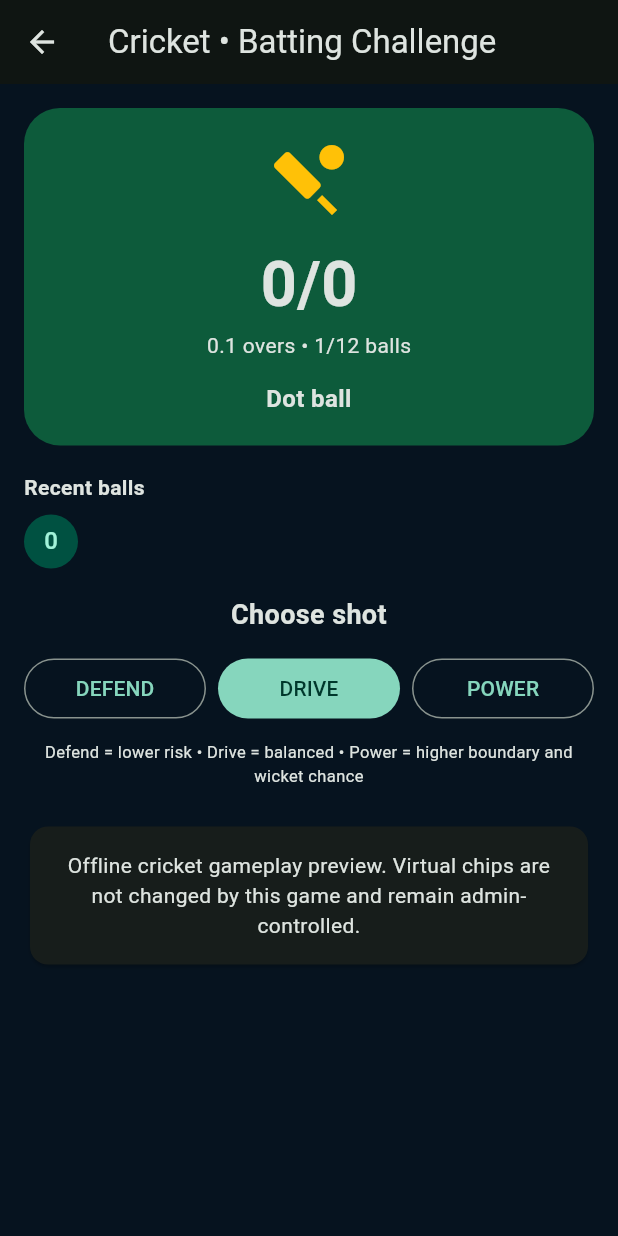
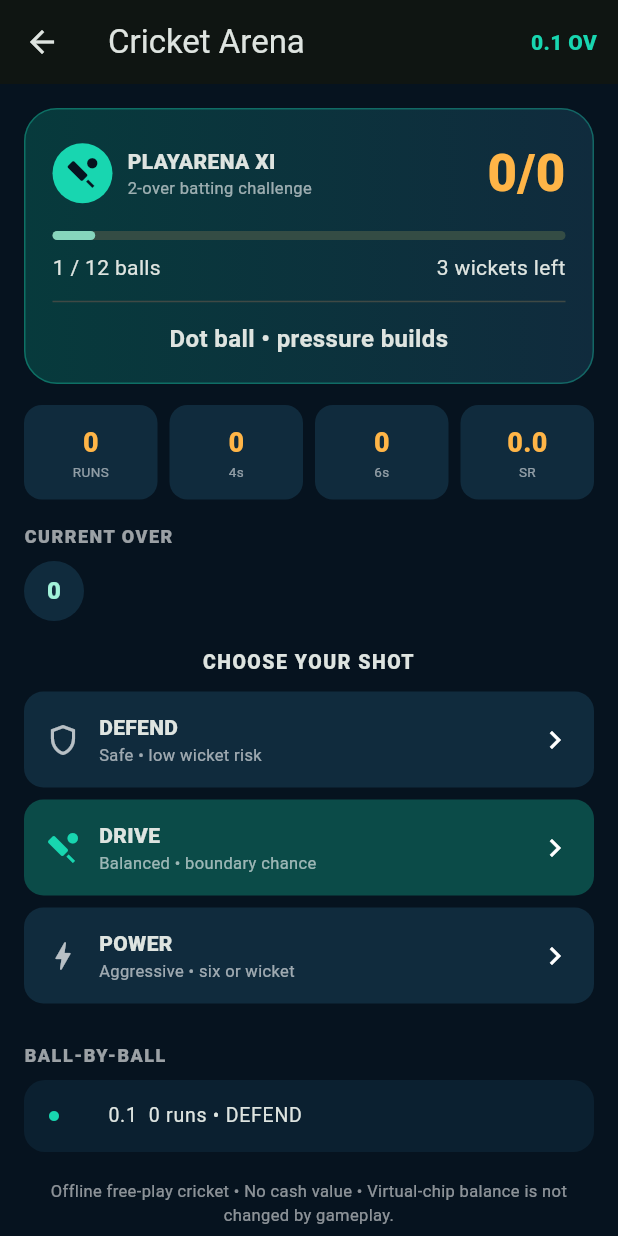
Before and after one commit to bixamtarala/PlayArena, a Flutter app: the CricketScreen screen opened directly, after a tap on "START MATCH", after a tap on "DEFEND", on a phone screen of 412 x 824 dp. Run offline on Flutter 3.47's test engine with Material 3 defaults, Android fonts, the phone set to English and light mode, and no system bars; our stand-ins replace supabase_flutter; accounts and stored records are empty.

Commit message:
Upgrade offline cricket gameplay and scorecard

```diff
--- a/mobile/lib/cricket_screen.dart
+++ b/mobile/lib/cricket_screen.dart
@@ -3,126 +3,64 @@ import 'package:flutter/material.dart';
 
 class CricketScreen extends StatefulWidget {
   const CricketScreen({super.key});
-  @override
-  State<CricketScreen> createState() => _CricketScreenState();
+  @override State<CricketScreen> createState()=>_CricketScreenState();
 }
 
 class _CricketScreenState extends State<CricketScreen> {
-  final Random _random = Random();
-  int runs = 0;
-  int wickets = 0;
-  int balls = 0;
-  final int maxBalls = 12;
-  final int maxWickets = 3;
-  String commentary = '2-over batting challenge • Tap START';
-  bool started = false;
-  bool finished = false;
-  final List<String> recent = [];
+  final Random _random=Random();
+  int runs=0,wickets=0,balls=0,fours=0,sixes=0,dots=0;
+  final int maxBalls=12,maxWickets=3;
+  String commentary='2-over batting challenge • Tap START';
+  bool started=false,finished=false;
+  final List<String> recent=[];
+  final List<String> timeline=[];
 
-  void start() {
-    setState(() {
-      runs = 0;
-      wickets = 0;
-      balls = 0;
-      started = true;
-      finished = false;
-      recent.clear();
-      commentary = 'Match started • Choose your shot';
+  void start(){setState((){runs=0;wickets=0;balls=0;fours=0;sixes=0;dots=0;started=true;finished=false;recent.clear();timeline.clear();commentary='Match started • Choose your shot';});}
+
+  void playShot(String shot){
+    if(!started||finished)return;
+    final roll=_random.nextInt(100);int scored=0;bool out=false;
+    if(shot=='DEFEND'){if(roll<8){out=true;}else if(roll<55){scored=0;}else if(roll<90){scored=1;}else{scored=2;}}
+    else if(shot=='DRIVE'){if(roll<15){out=true;}else if(roll<35){scored=0;}else if(roll<60){scored=1;}else if(roll<82){scored=2;}else{scored=4;}}
+    else{if(roll<28){out=true;}else if(roll<45){scored=0;}else if(roll<58){scored=1;}else if(roll<72){scored=2;}else if(roll<90){scored=4;}else{scored=6;}}
+    setState((){
+      balls++;
+      if(out){wickets++;recent.insert(0,'W');commentary='OUT! $shot did not connect';timeline.add('${_ballLabel()}  WICKET • $shot');}
+      else{runs+=scored;if(scored==4)fours++;if(scored==6)sixes++;if(scored==0)dots++;recent.insert(0,'$scored');commentary=scored==6?'SIX! Into the stands!':scored==4?'FOUR! Perfect timing!':scored==0?'Dot ball • pressure builds':'$scored run${scored==1?'':'s'}';timeline.add('${_ballLabel()}  $scored run${scored==1?'':'s'} • $shot');}
+      if(recent.length>6)recent.removeLast();
+      if(balls>=maxBalls||wickets>=maxWickets){finished=true;commentary='INNINGS COMPLETE • $runs/$wickets • Strike rate ${_strikeRate()}';}
     });
   }
 
-  void playShot(String shot) {
-    if (!started || finished) return;
-    final roll = _random.nextInt(100);
-    int scored;
-    bool out = false;
+  String _oversText()=>'${balls~/6}.${balls%6}';
+  String _ballLabel()=>balls==0?'0.0':'${(balls-1)~/6}.${((balls-1)%6)+1}';
+  String _strikeRate()=>balls==0?'0.0':(runs*100/balls).toStringAsFixed(1);
+  double get progress=>balls/maxBalls;
 
-    if (shot == 'DEFEND') {
-      if (roll < 8) { out = true; scored = 0; }
-      else if (roll < 55) { scored = 0; }
-      else if (roll < 90) { scored = 1; }
-      else { scored = 2; }
-    } else if (shot == 'DRIVE') {
-      if (roll < 15) { out = true; scored = 0; }
-      else if (roll < 35) { scored = 0; }
-      else if (roll < 60) { scored = 1; }
-      else if (roll < 82) { scored = 2; }
-      else { scored = 4; }
-    } else {
-      if (roll < 28) { out = true; scored = 0; }
-      else if (roll < 45) { scored = 0; }
-      else if (roll < 58) { scored = 1; }
-      else if (roll < 72) { scored = 2; }
-      else if (roll < 90) { scored = 4; }
-      else { scored = 6; }
-    }
+  @override Widget build(BuildContext context)=>Scaffold(
+    appBar:AppBar(title:const Text('Cricket Arena'),actions:[Padding(padding:const EdgeInsets.only(right:14),child:Center(child:Text('${_oversText()} OV',style:const TextStyle(color:Color(0xFF18D6B0),fontWeight:FontWeight.w900))))]),
+    body:SafeArea(child:ListView(padding:const EdgeInsets.all(16),children:[
+      Container(padding:const EdgeInsets.all(18),decoration:BoxDecoration(gradient:const LinearGradient(colors:[Color(0xFF073A3C),Color(0xFF102B3D)]),borderRadius:BorderRadius.circular(22),border:Border.all(color:const Color(0xFF18D6B0).withValues(alpha:.35))),child:Column(children:[
+        Row(children:[const CircleAvatar(backgroundColor:Color(0xFF18D6B0),foregroundColor:Color(0xFF06131F),child:Icon(Icons.sports_cricket)),const SizedBox(width:10),const Expanded(child:Column(crossAxisAlignment:CrossAxisAlignment.start,children:[Text('PLAYARENA XI',style:TextStyle(fontWeight:FontWeight.w900)),Text('2-over batting challenge',style:TextStyle(fontSize:11,color:Colors.white60))])),Text('$runs/$wickets',style:const TextStyle(fontSize:34,fontWeight:FontWeight.w900,color:Color(0xFFFFB547)))]),
+        const SizedBox(height:14),LinearProgressIndicator(value:progress,minHeight:6,borderRadius:BorderRadius.circular(10)),const SizedBox(height:8),Row(mainAxisAlignment:MainAxisAlignment.spaceBetween,children:[Text('$balls / $maxBalls balls'),Text('${maxWickets-wickets} wickets left')]),
+        const Divider(height:26),Text(commentary,textAlign:TextAlign.center,style:const TextStyle(fontSize:16,fontWeight:FontWeight.w700)),
+      ])),
+      const SizedBox(height:14),
+      Row(children:[Expanded(child:_Stat(label:'RUNS',value:'$runs')),const SizedBox(width:8),Expanded(child:_Stat(label:'4s',value:'$fours')),const SizedBox(width:8),Expanded(child:_Stat(label:'6s',value:'$sixes')),const SizedBox(width:8),Expanded(child:_Stat(label:'SR',value:_strikeRate()))]),
+      const SizedBox(height:16),
+      if(recent.isNotEmpty)...[const Text('CURRENT OVER',style:TextStyle(fontSize:12,fontWeight:FontWeight.w900,color:Colors.white60,letterSpacing:1)),const SizedBox(height:8),Wrap(spacing:8,runSpacing:8,children:recent.reversed.map((r)=>CircleAvatar(radius:20,backgroundColor:r=='W'?Colors.red.shade900:r=='4'||r=='6'?const Color(0xFF0B4B48):const Color(0xFF102B3D),child:Text(r,style:const TextStyle(fontWeight:FontWeight.w900)))).toList()),const SizedBox(height:18)],
+      if(!started||finished)FilledButton.icon(onPressed:start,icon:const Icon(Icons.play_arrow),label:Text(finished?'PLAY AGAIN':'START MATCH'))else...[
+        const Text('CHOOSE YOUR SHOT',textAlign:TextAlign.center,style:TextStyle(fontSize:13,fontWeight:FontWeight.w900,letterSpacing:1)),const SizedBox(height:10),
+        _ShotButton(title:'DEFEND',subtitle:'Safe • low wicket risk',icon:Icons.shield_outlined,onTap:()=>playShot('DEFEND')),
+        _ShotButton(title:'DRIVE',subtitle:'Balanced • boundary chance',icon:Icons.sports_cricket,onTap:()=>playShot('DRIVE'),primary:true),
+        _ShotButton(title:'POWER',subtitle:'Aggressive • six or wicket',icon:Icons.bolt,onTap:()=>playShot('POWER')),
+      ],
+      if(timeline.isNotEmpty)...[const SizedBox(height:18),const Text('BALL-BY-BALL',style:TextStyle(fontSize:12,fontWeight:FontWeight.w900,color:Colors.white60,letterSpacing:1)),const SizedBox(height:8),Container(decoration:BoxDecoration(color:const Color(0xFF0B2030),borderRadius:BorderRadius.circular(14)),child:Column(children:timeline.reversed.take(8).map((e)=>ListTile(dense:true,leading:const Icon(Icons.circle,size:8,color:Color(0xFF18D6B0)),title:Text(e))).toList()))],
+      if(finished)...[const SizedBox(height:16),Container(padding:const EdgeInsets.all(16),decoration:BoxDecoration(color:const Color(0xFF102B3D),borderRadius:BorderRadius.circular(14)),child:Column(children:[const Text('MATCH SCORECARD',style:TextStyle(fontWeight:FontWeight.w900)),const SizedBox(height:10),Row(mainAxisAlignment:MainAxisAlignment.spaceAround,children:[_Mini(label:'Score',value:'$runs/$wickets'),_Mini(label:'Overs',value:_oversText()),_Mini(label:'Dots',value:'$dots'),_Mini(label:'SR',value:_strikeRate())])]))],
+      const SizedBox(height:18),const Text('Offline free-play cricket • No cash value • Virtual-chip balance is not changed by gameplay.',textAlign:TextAlign.center,style:TextStyle(fontSize:11,color:Colors.white54)),const SizedBox(height:10),
+    ])));
+}
 
-    setState(() {
-      balls++;
-      if (out) {
-        wickets++;
-        recent.insert(0, 'W');
-        commentary = 'OUT! Risky $shot shot';
-      } else {
-        runs += scored;
-        recent.insert(0, '$scored');
-        commentary = scored == 6 ? 'SIX! Massive hit!' : scored == 4 ? 'FOUR! Great timing!' : scored == 0 ? 'Dot ball' : '$scored run${scored == 1 ? '' : 's'}';
-      }
-      if (recent.length > 6) recent.removeLast();
-      if (balls >= maxBalls || wickets >= maxWickets) {
-        finished = true;
-        commentary = 'Innings complete • $runs/$wickets from ${_oversText()} overs';
-      }
-    });
-  }
-
-  String _oversText() => '${balls ~/ 6}.${balls % 6}';
-
-  @override
-  Widget build(BuildContext context) => Scaffold(
-        appBar: AppBar(title: const Text('Cricket • Batting Challenge')),
-        body: SafeArea(
-          child: ListView(
-            padding: const EdgeInsets.all(16),
-            children: [
-              Container(
-                padding: const EdgeInsets.all(20),
-                decoration: BoxDecoration(color: const Color(0xFF0D5B3B), borderRadius: BorderRadius.circular(24)),
-                child: Column(children: [
-                  const Icon(Icons.sports_cricket, size: 56, color: Colors.amber),
-                  const SizedBox(height: 12),
-                  Text('$runs/$wickets', style: const TextStyle(fontSize: 42, fontWeight: FontWeight.bold)),
-                  Text('${_oversText()} overs • $balls/$maxBalls balls'),
-                  const SizedBox(height: 14),
-                  Text(commentary, textAlign: TextAlign.center, style: const TextStyle(fontSize: 16, fontWeight: FontWeight.w600)),
-                ]),
-              ),
-              const SizedBox(height: 18),
-              if (recent.isNotEmpty) ...[
-                const Text('Recent balls', style: TextStyle(fontWeight: FontWeight.bold)),
-                const SizedBox(height: 8),
-                Wrap(spacing: 8, children: recent.map((r) => CircleAvatar(radius: 18, child: Text(r))).toList()),
-                const SizedBox(height: 18),
-              ],
-              if (!started || finished)
-                FilledButton.icon(onPressed: start, icon: const Icon(Icons.play_arrow), label: Text(finished ? 'PLAY AGAIN' : 'START MATCH'))
-              else ...[
-                const Text('Choose shot', textAlign: TextAlign.center, style: TextStyle(fontSize: 18, fontWeight: FontWeight.bold)),
-                const SizedBox(height: 12),
-                Row(children: [
-                  Expanded(child: OutlinedButton(onPressed: () => playShot('DEFEND'), child: const Text('DEFEND'))),
-                  const SizedBox(width: 8),
-                  Expanded(child: FilledButton(onPressed: () => playShot('DRIVE'), child: const Text('DRIVE'))),
-                  const SizedBox(width: 8),
-                  Expanded(child: OutlinedButton(onPressed: () => playShot('POWER'), child: const Text('POWER'))),
-                ]),
-                const SizedBox(height: 10),
-                const Text('Defend = lower risk • Drive = balanced • Power = higher boundary and wicket chance', textAlign: TextAlign.center, style: TextStyle(fontSize: 11)),
-              ],
-              const SizedBox(height: 22),
-              const Card(child: Padding(padding: EdgeInsets.all(16), child: Text('Offline cricket gameplay preview. Virtual chips are not changed by this game and remain admin-controlled.', textAlign: TextAlign.center))),
-            ],
-          ),
-        ),
-      );
-}
+class _Stat extends StatelessWidget{final String label,value;const _Stat({required this.label,required this.value});@override Widget build(BuildContext context)=>Container(padding:const EdgeInsets.symmetric(vertical:12),decoration:BoxDecoration(color:const Color(0xFF102B3D),borderRadius:BorderRadius.circular(12)),child:Column(children:[Text(value,style:const TextStyle(fontSize:18,fontWeight:FontWeight.w900,color:Color(0xFFFFB547))),Text(label,style:const TextStyle(fontSize:9,color:Colors.white54))]));}
+class _Mini extends StatelessWidget{final String label,value;const _Mini({required this.label,required this.value});@override Widget build(BuildContext context)=>Column(children:[Text(value,style:const TextStyle(fontWeight:FontWeight.w900)),Text(label,style:const TextStyle(fontSize:9,color:Colors.white54))]);}
+class _ShotButton extends StatelessWidget{final String title,subtitle;final IconData icon;final VoidCallback onTap;final bool primary;const _ShotButton({required this.title,required this.subtitle,required this.icon,required this.onTap,this.primary=false});@override Widget build(BuildContext context)=>Padding(padding:const EdgeInsets.only(bottom:8),child:Material(color:primary?const Color(0xFF0B4B48):const Color(0xFF102B3D),borderRadius:BorderRadius.circular(13),child:InkWell(onTap:onTap,borderRadius:BorderRadius.circular(13),child:Padding(padding:const EdgeInsets.all(14),child:Row(children:[Icon(icon,color:primary?const Color(0xFF18D6B0):Colors.white70),const SizedBox(width:12),Expanded(child:Column(crossAxisAlignment:CrossAxisAlignment.start,children:[Text(title,style:const TextStyle(fontWeight:FontWeight.w900)),Text(subtitle,style:const TextStyle(fontSize:11,color:Colors.white60))])),const Icon(Icons.chevron_right)])))));}
```
